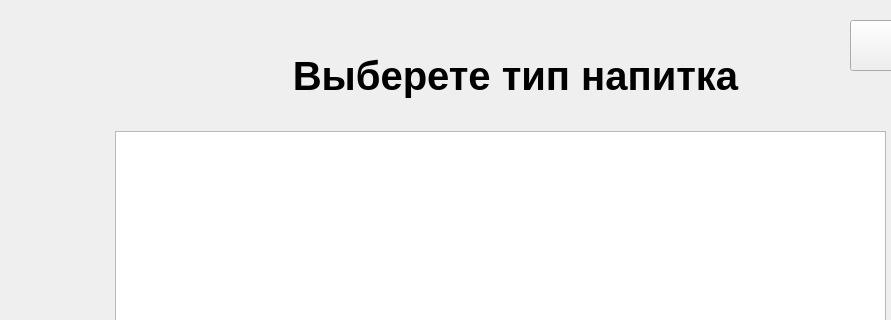
Qt form selecting/drinktypewidget.ui (niceguy135/IP_DB) before a commit; both pictures show x 0 to 891 and y 0 to 320 of the 1000 by 600 pixel window.
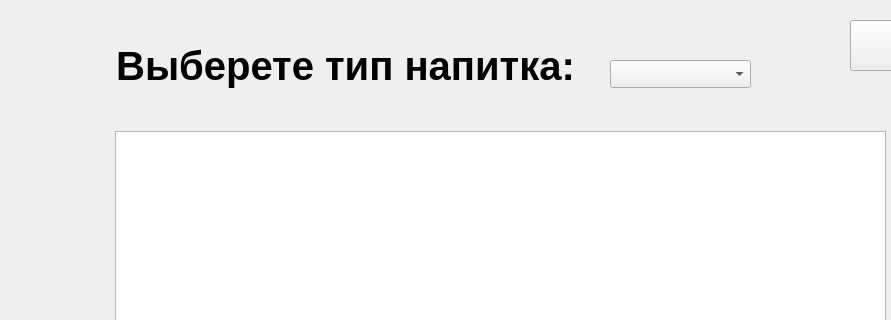
The same form after that commit.

Commit message:
Изменение в архитектуре
Логика выбора типа и самих напитков будет в одном виджете

What changed in the file:
```diff
--- a/selecting/drinktypewidget.ui
+++ b/selecting/drinktypewidget.ui
@@ -16,9 +16,9 @@
   <widget class="QLabel" name="label">
    <property name="geometry">
     <rect>
-     <x>220</x>
-     <y>50</y>
-     <width>591</width>
+     <x>110</x>
+     <y>40</y>
+     <width>471</width>
      <height>51</height>
     </rect>
    </property>
@@ -30,7 +30,7 @@
     </font>
    </property>
    <property name="text">
-    <string>Выберете тип напитка</string>
+    <string>Выберете тип напитка:</string>
    </property>
    <property name="alignment">
     <set>Qt::AlignCenter</set>
@@ -59,6 +59,16 @@
     <string>Назад</string>
    </property>
   </widget>
+  <widget class="QComboBox" name="comboBox">
+   <property name="geometry">
+    <rect>
+     <x>610</x>
+     <y>60</y>
+     <width>141</width>
+     <height>28</height>
+    </rect>
+   </property>
+  </widget>
  </widget>
  <resources/>
  <connections>
```
Left out of the diff: 17 changed lines with no effect on the pictures. The commit also changes 1 other file.
